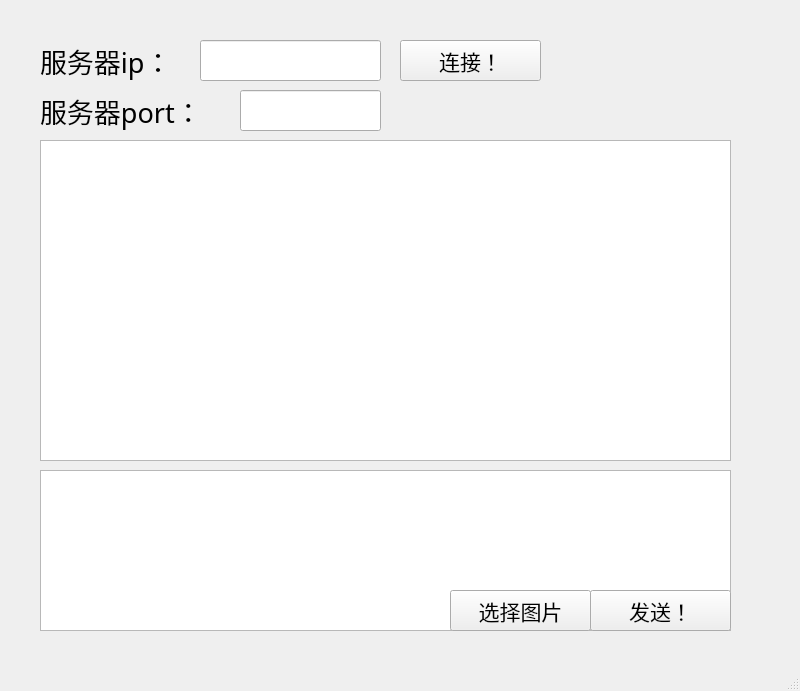
First picture: the form in Client/client/mainwindow.ui, repository C1009919253/Talk_Together_TCP, before the edit.
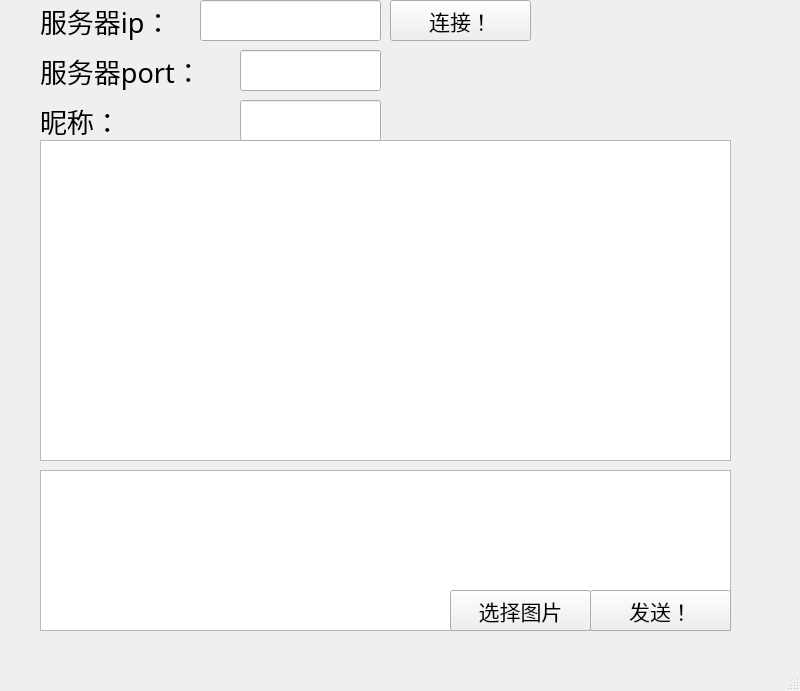
Second picture: the form after the edit.

Diff of the .ui file:
```diff
--- a/Client/client/mainwindow.ui
+++ b/Client/client/mainwindow.ui
@@ -18,7 +18,7 @@
     <property name="geometry">
      <rect>
       <x>40</x>
-      <y>90</y>
+      <y>50</y>
       <width>191</width>
       <height>41</height>
      </rect>
@@ -36,8 +36,8 @@
    <widget class="QPushButton" name="connect">
     <property name="geometry">
      <rect>
-      <x>400</x>
-      <y>40</y>
+      <x>390</x>
+      <y>0</y>
       <width>141</width>
       <height>41</height>
      </rect>
@@ -85,7 +85,7 @@
     <property name="geometry">
      <rect>
       <x>240</x>
-      <y>90</y>
+      <y>50</y>
       <width>141</width>
       <height>41</height>
      </rect>
@@ -95,7 +95,7 @@
     <property name="geometry">
      <rect>
       <x>40</x>
-      <y>40</y>
+      <y>0</y>
       <width>171</width>
       <height>41</height>
      </rect>
@@ -124,7 +124,7 @@
     <property name="geometry">
      <rect>
       <x>200</x>
-      <y>40</y>
+      <y>0</y>
       <width>181</width>
       <height>41</height>
      </rect>
@@ -149,6 +149,35 @@
      <string>选择图片</string>
     </property>
    </widget>
+   <widget class="QLabel" name="label_4">
+    <property name="geometry">
+     <rect>
+      <x>40</x>
+      <y>100</y>
+      <width>191</width>
+      <height>41</height>
+     </rect>
+    </property>
+    <property name="font">
+     <font>
+      <family>楷体</family>
+      <pointsize>20</pointsize>
+     </font>
+    </property>
+    <property name="text">
+     <string>昵称：</string>
+    </property>
+   </widget>
+   <widget class="QLineEdit" name="nickname">
+    <property name="geometry">
+     <rect>
+      <x>240</x>
+      <y>100</y>
+      <width>141</width>
+      <height>41</height>
+     </rect>
+    </property>
+   </widget>
    <zorder>message</zorder>
    <zorder>label_3</zorder>
    <zorder>connect</zorder>
@@ -158,6 +187,8 @@
    <zorder>label</zorder>
    <zorder>serverip</zorder>
    <zorder>select_image</zorder>
+   <zorder>label_4</zorder>
+   <zorder>nickname</zorder>
   </widget>
   <widget class="QMenuBar" name="menubar">
    <property name="geometry">
@@ -165,7 +196,7 @@
      <x>0</x>
      <y>0</y>
      <width>800</width>
-     <height>28</height>
+     <height>23</height>
     </rect>
    </property>
   </widget>
```
